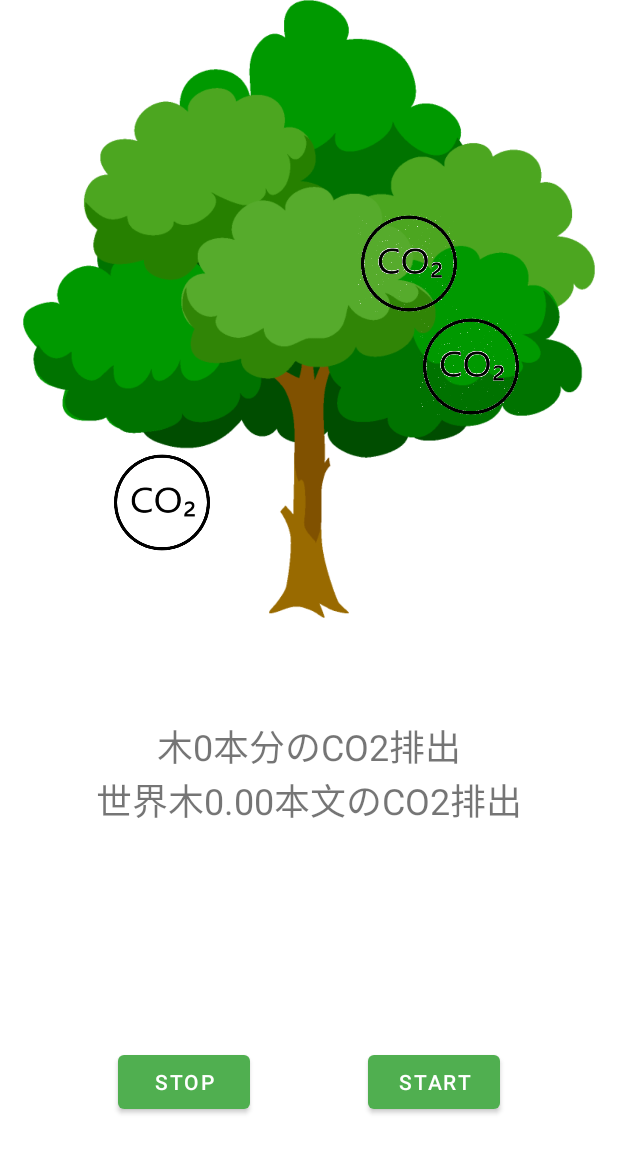
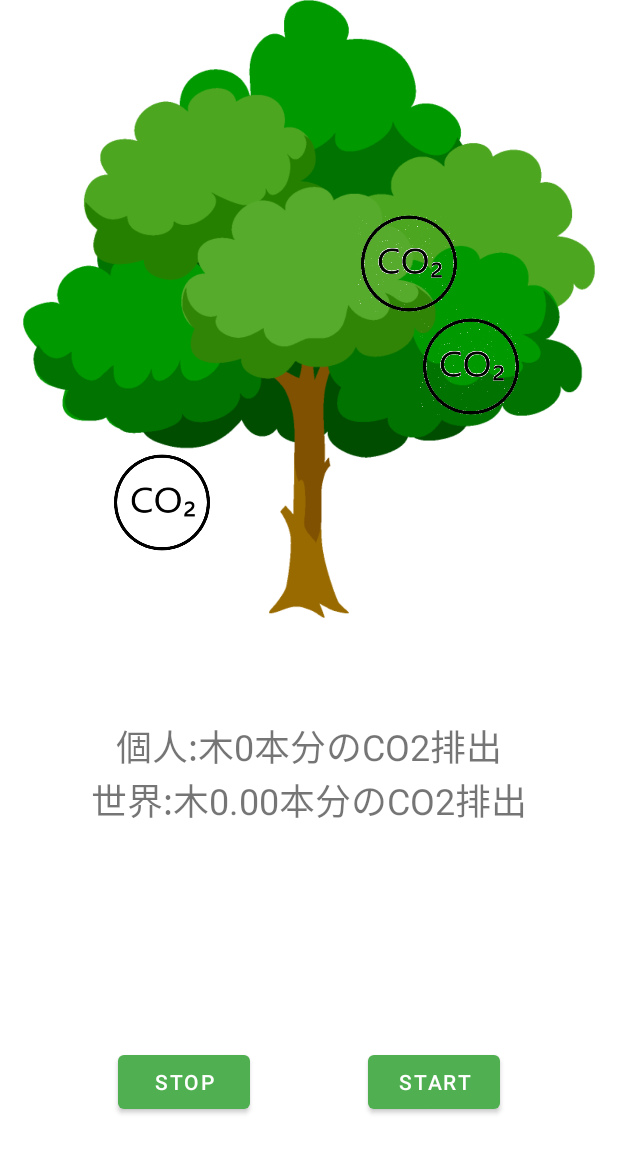
Before and after one commit to pycabbage/stair-tree, an Android app: the layout fragment_home.xml on its own in the app's theme, with its tools: preview values and no code run, on a phone screen of 412 x 824 dp. Shown: the top 1153 px of the screen. Run offline under Robolectric (Android 15) with nearby library versions, the phone set to English and light mode, and no system bars.

Commit message:
少し修正

```diff
--- a/app/src/main/res/layout/fragment_home.xml
+++ b/app/src/main/res/layout/fragment_home.xml
@@ -45,7 +45,7 @@
             android:id="@+id/guideline" />
 
     <TextView
-            android:text="木0本分のCO2排出"
+            android:text="個人:木0本分のCO2排出"
             android:layout_width="wrap_content"
             android:layout_height="wrap_content"
             android:id="@+id/usage"
@@ -57,7 +57,7 @@
             android:textSize="24sp" />
 
     <TextView
-            android:text="世界木0.00本文のCO2排出"
+            android:text="世界:木0.00本分のCO2排出"
             android:layout_width="wrap_content"
             android:layout_height="wrap_content"
             android:id="@+id/worldusing"
```
